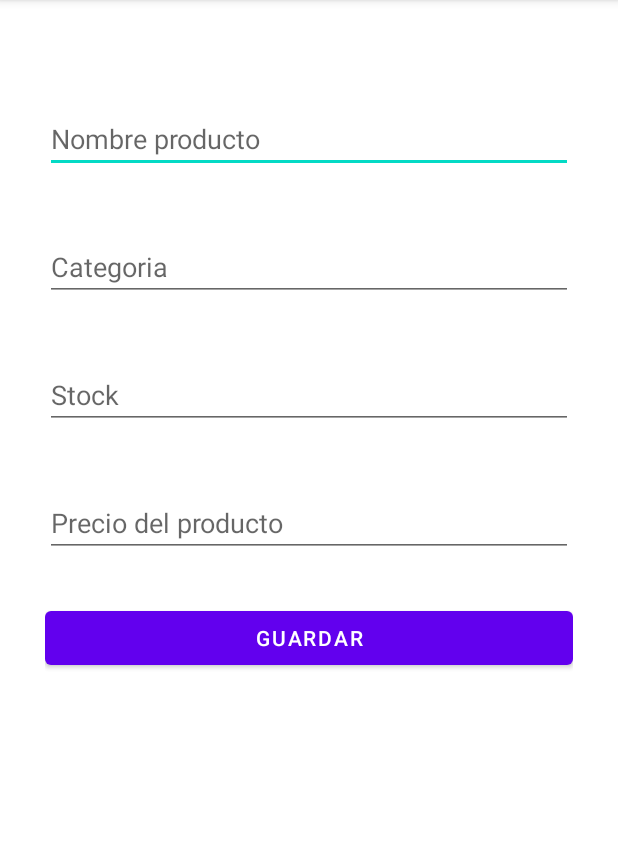
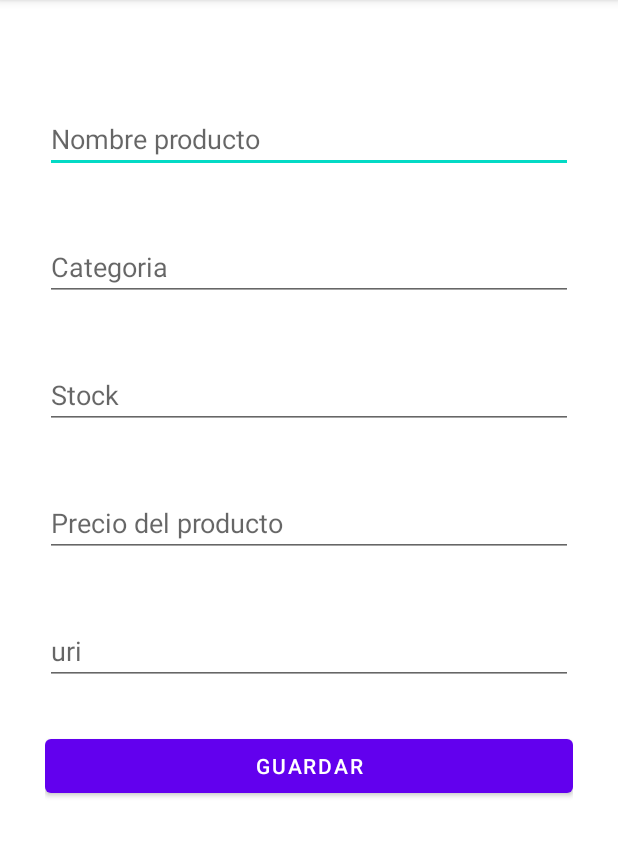
Before and after one commit to MarcoAtencio/CoffeTime-Admin, an Android app: the MainActivity screen opened directly, with no data from a screen before it, on a phone screen of 412 x 824 dp, the part 84-941 px from its top. Run offline under Robolectric (Android 15) with nearby library versions, the phone set to English and light mode, and no system bars; our stand-ins replace Firebase (no records; nobody signed in at launch, a user with empty details on screens opened directly).

Commit message:
uri link

```diff
--- a/app/src/main/java/com/example/coffeetime_admin/MainActivity.java
+++ b/app/src/main/java/com/example/coffeetime_admin/MainActivity.java
@@ -32,7 +32,7 @@ import java.util.UUID;
 
 public class MainActivity extends AppCompatActivity {
 
-    EditText et_name, et_price, et_stock, et_category;
+    EditText et_name, et_price, et_stock, et_category, et_photo_uri;
     FirebaseDatabase firebaseDatabase;
     DatabaseReference databaseReference;
 
@@ -45,6 +45,7 @@ public class MainActivity extends AppCompatActivity {
         et_stock = (EditText) findViewById(R.id.txt_stock);
         et_category = (EditText) findViewById(R.id.txt_category);
         et_price = (EditText) findViewById(R.id.txt_price);
+        et_photo_uri = (EditText) findViewById(R.id.txt_photo_uri);
         initFirebase();
 
     }
@@ -90,11 +91,13 @@ public class MainActivity extends AppCompatActivity {
             String price =  et_price.getText().toString();
             String stock = et_stock.getText().toString();
             String category = et_category.getText().toString();
+            String photoUri = et_photo_uri.getText().toString();
             Product product = new Product();
             product.setUid(uid);
             product.setName(name);
             product.setPrice(price);
             product.setStock(stock);
+            product.setPhotoURI(photoUri);
             product.setCategory(category);
             databaseReference.child("Product").child(product.getUid()).setValue(product);
             Toast.makeText(this,"Se registro exitosamente",Toast.LENGTH_SHORT).show();
--- a/app/src/main/res/layout/activity_main.xml
+++ b/app/src/main/res/layout/activity_main.xml
@@ -46,6 +46,15 @@
         android:hint="@string/txt_price"
         android:inputType="numberDecimal" />
 
+    <EditText
+        android:id="@+id/txt_photo_uri"
+        android:layout_width="match_parent"
+        android:layout_height="wrap_content"
+        android:layout_marginTop="40dp"
+        android:ems="10"
+        android:hint="uri"
+        android:inputType="text" />
+
     <Button
         android:id="@+id/btn_save"
         android:layout_width="match_parent"
```
